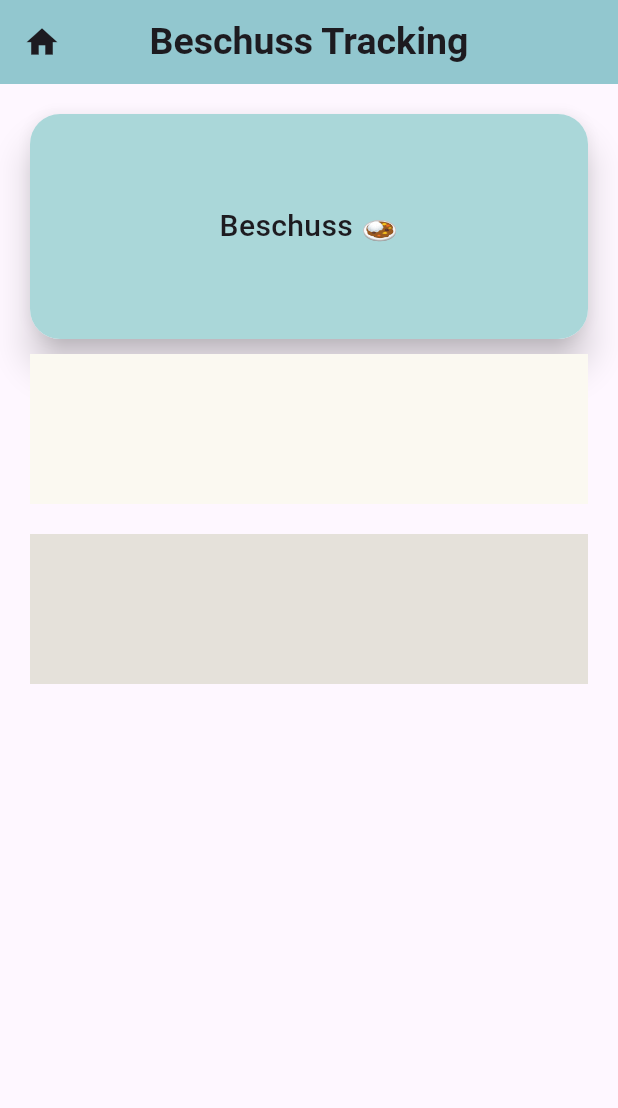
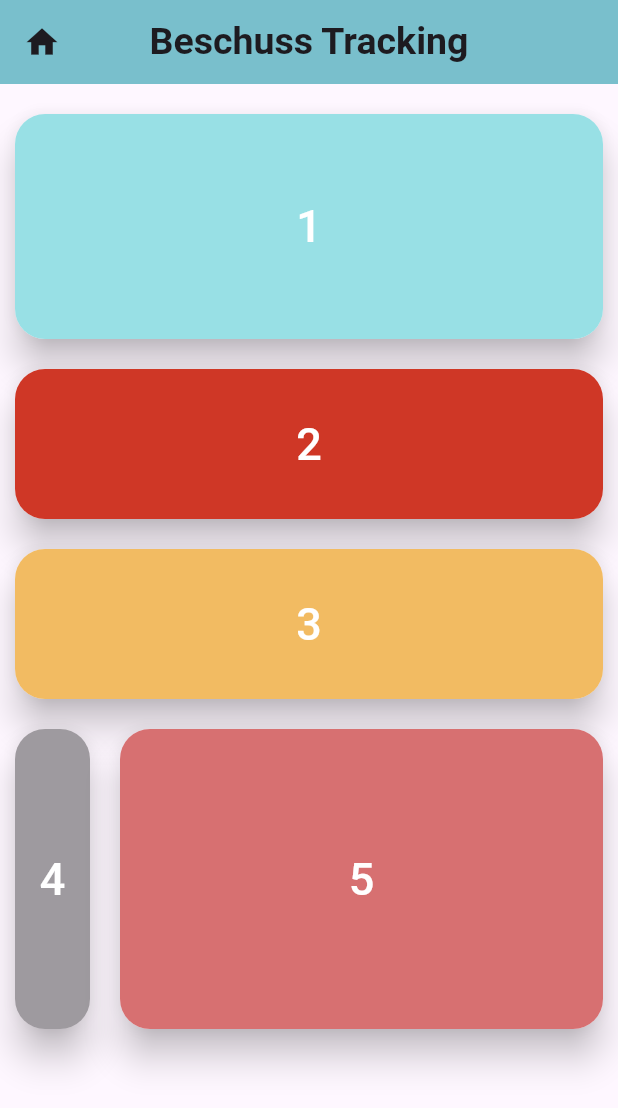
Before and after one commit to Tetoji/Flutter-Udemy-Course, a Flutter app: the screen it shows after launch, on a phone screen of 412 x 824 dp. Shown: the top 1108 px of the screen. Run offline on Flutter 3.47's test engine with Material 3 defaults, Android fonts, the phone set to English and light mode, and no system bars; drawn by our look-alikes of auto_size_text.

Commit message:
Changed borderRadius on every Container and added Row

```diff
--- a/udemy_app/lib/container_text_example.dart
+++ b/udemy_app/lib/container_text_example.dart
@@ -6,21 +6,28 @@ class ContainerTextExample extends StatelessWidget {
 
   @override
   Widget build(BuildContext context) {
-    return Material(
+    return Padding(
+      padding: const EdgeInsets.only(bottom: 10),
+      child: Material(
         elevation: 10,
         borderRadius: BorderRadius.circular(20),
         child: Container(
+          decoration: BoxDecoration(
+            color: const Color.fromRGBO(137, 221, 225, 0.872),
+            borderRadius: BorderRadius.circular(20),
+          ),
           height: 150,
           //width: 300,
-        decoration: BoxDecoration(
-          color: const Color.fromRGBO(170, 215, 217, 10),
-          borderRadius: BorderRadius.circular(20),
-        ),
           child: const Center(
             child: AutoSizeText(
-            "Beschuss 🍛",
+              "1",
               minFontSize: 15.0,
-            style: TextStyle(fontSize: 20, fontWeight: FontWeight.w500),
+              style: TextStyle(
+                fontSize: 30,
+                fontWeight: FontWeight.w500,
+                color: Colors.white,
+              ),
+            ),
           ),
         ),
       ),
--- /dev/null
+++ b/udemy_app/lib/row_expanded_example.dart
@@ -0,0 +1,71 @@
+import 'package:flutter/material.dart';
+import 'package:auto_size_text/auto_size_text.dart';
+
+class RowExpandedExample extends StatelessWidget {
+  const RowExpandedExample({super.key});
+
+  @override
+  Widget build(BuildContext context) {
+    return Padding(
+      padding: const EdgeInsets.symmetric(vertical: 10),
+      child: Row(
+        children: [
+          //First Widget
+          Material(
+            elevation: 10,
+            borderRadius: BorderRadius.circular(20),
+            child: Container(
+              decoration: BoxDecoration(
+                borderRadius: BorderRadius.circular(20),
+                color: const Color.fromARGB(96, 0, 0, 0),
+              ),
+              height: 200,
+              width: 50,
+              child: const Center(
+                child: AutoSizeText(
+                  "4",
+                  minFontSize: 15.0,
+                  style: TextStyle(
+                    fontSize: 30,
+                    fontWeight: FontWeight.w500,
+                    color: Colors.white,
+                  ),
+                ),
+              ),
+            ),
+          ),
+
+          //Second Widget
+          Expanded(
+            child: Padding(
+              padding: const EdgeInsets.only(left: 20),
+              child: Material(
+                elevation: 10,
+                borderRadius: BorderRadius.circular(20),
+                child: Container(
+                  decoration: BoxDecoration(
+                    borderRadius: BorderRadius.circular(20),
+                    color: const Color(0xD7D05757),
+                  ),
+                  height: 200,
+                  width: 50,
+                  child: const Center(
+                    child: AutoSizeText(
+                      "5",
+                      minFontSize: 15.0,
+                      style: TextStyle(
+                        fontSize: 30,
+                        fontWeight: FontWeight.w500,
+                        color: Colors.white,
+                      ),
+                    ),
+                  ),
+                ),
+              ),
+            ),
+          ),
+        ],
+      ),
+    );
+  }
+}
--- a/udemy_app/lib/widgets_examples_page.dart
+++ b/udemy_app/lib/widgets_examples_page.dart
@@ -1,5 +1,6 @@
 import 'package:flutter/material.dart';
 import 'package:auto_size_text/auto_size_text.dart';
+import 'package:udemy_app/row_expanded_example.dart';
 import 'package:udemy_app/container_text_example.dart';
 
 class WidgetsExamplesPage extends StatelessWidget {
@@ -9,7 +10,7 @@ class WidgetsExamplesPage extends StatelessWidget {
   Widget build(BuildContext context) {
     return Scaffold(
       appBar: AppBar(
-        backgroundColor: const Color.fromRGBO(146, 199, 207, 10),
+        backgroundColor: const Color.fromARGB(246, 116, 189, 202),
         leading: const Icon(
           Icons.home,
           size: 25.0,
@@ -23,21 +24,69 @@ class WidgetsExamplesPage extends StatelessWidget {
       ),
       body: Center(
         child: Padding(
-          padding: const EdgeInsets.symmetric(horizontal: 20, vertical: 20),
+          padding: const EdgeInsets.symmetric(
+              horizontal: 10, vertical: 20), //For every Widget in Body
           child: Column(
-            //mainAxisAlignment: MainAxisAlignment.center, //puts all children in the middle of the screen
             children: [
+              //First Widget
               const ContainerTextExample(),
-              Container(
-                margin: const EdgeInsets.symmetric(vertical: 10),
-                color: const Color.fromRGBO(251, 249, 241, 10),
-                height: 100,
+
+              //Second Widget
+              Padding(
+                padding: const EdgeInsets.symmetric(vertical: 10),
+                child: Material(
+                  elevation: 10,
+                  borderRadius: BorderRadius.circular(20),
+                  child: Container(
+                    decoration: BoxDecoration(
+                      color: const Color.fromARGB(246, 205, 48, 30),
+                      borderRadius: BorderRadius.circular(20),
+                    ),
+                    height: 100,
+                    child: const Center(
+                      child: AutoSizeText(
+                        "2",
+                        minFontSize: 15.0,
+                        style: TextStyle(
+                          fontSize: 30,
+                          fontWeight: FontWeight.w500,
+                          color: Colors.white,
+                        ),
+                      ),
+                    ),
+                  ),
+                ),
               ),
-              Container(
-                margin: const EdgeInsets.symmetric(vertical: 10),
-                color: const Color.fromRGBO(229, 225, 218, 10),
-                height: 100,
-              )
+
+              //Third Widget
+              Padding(
+                padding: const EdgeInsets.symmetric(vertical: 10),
+                child: Material(
+                  elevation: 10,
+                  borderRadius: BorderRadius.circular(20),
+                  child: Container(
+                    decoration: BoxDecoration(
+                      color: const Color.fromRGBO(239, 174, 63, 0.817),
+                      borderRadius: BorderRadius.circular(20),
+                    ),
+                    height: 100,
+                    child: const Center(
+                      child: AutoSizeText(
+                        "3",
+                        minFontSize: 15.0,
+                        style: TextStyle(
+                          fontSize: 30,
+                          fontWeight: FontWeight.w500,
+                          color: Colors.white,
+                        ),
+                      ),
+                    ),
+                  ),
+                ),
+              ),
+
+              //Fourth Widget
+              const RowExpandedExample(),
             ],
           ),
         ),
```
Lines whose indentation alone changed are shown as unchanged.
